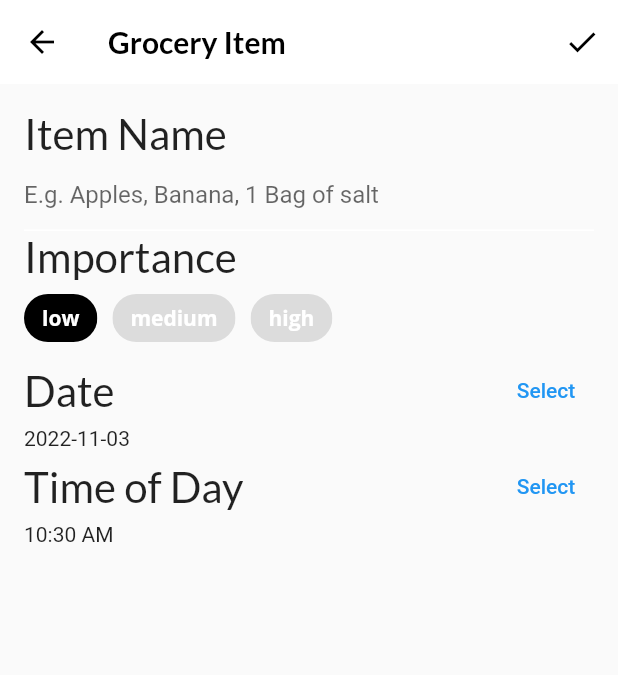
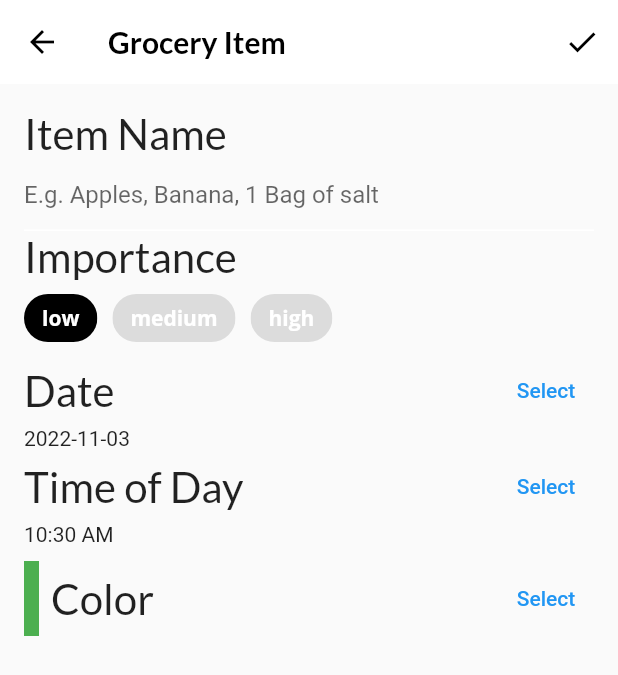
Before and after one commit to NdegwaJulius/Foodlin, a Flutter app: the screen it shows after launch, item 3 of the bottom bar chosen, after a tap on the "add" icon, on a phone screen of 412 x 824 dp. Shown: the top 675 px of the screen. Run offline on Flutter 3.47's test engine with Material 2 defaults, Android fonts, the phone set to English and light mode, and no system bars; our stand-ins replace flutter_colorpicker, google_fonts.

Commit message:
Building the color picker widget

```diff
--- a/lib/screens/grocery_item_screen.dart
+++ b/lib/screens/grocery_item_screen.dart
@@ -1,4 +1,5 @@
 import 'package:flutter/material.dart';
+import 'package:flutter_colorpicker/flutter_colorpicker.dart';
 import 'package:google_fonts/google_fonts.dart';
 import 'package:intl/intl.dart';
 
@@ -103,6 +104,8 @@ class GroceryItemScreenState extends State<GroceryItemScreen> {
             // TODO: Add time picker
             buildTimeField(context),
             // TODO: Add color picker
+            const SizedBox(height: 10.0),
+            buildColorPicker(context),
             // TODO: Add slider
             // TODO: Add Grocery Tile
           ],
@@ -263,6 +266,7 @@ class GroceryItemScreenState extends State<GroceryItemScreen> {
       ],
     );
   }
+
 // TODO: Add buildTimeField()
   Widget buildTimeField(BuildContext context) {
     return Column(
@@ -298,7 +302,62 @@ class GroceryItemScreenState extends State<GroceryItemScreen> {
       ],
     );
   }
+
+// TODO: Add buildColorPicker()
+  Widget buildColorPicker(BuildContext context) {
+    // 1
+    return Row(
+      mainAxisAlignment: MainAxisAlignment.spaceBetween,
+      children: [
+        // 2
+        Row(
+          children: [
+            Container(
+              height: 50.0,
+              width: 10.0,
+              color: _currentColor,
+            ),
+            const SizedBox(width: 8.0),
+            Text(
+              'Color',
+              style: GoogleFonts.lato(fontSize: 28.0),
+            ),
+          ],
+        ),
+        // 3
+        TextButton(
+          child: const Text('Select'),
+          onPressed: () {
+            // 4
+            showDialog(
+              context: context,
+              builder: (context) {
+                // 5
+                return AlertDialog(
+                  content: BlockPicker(
+                    pickerColor: Colors.white,
+                    // 6
+                    onColorChanged: (color) {
+                      setState(() => _currentColor = color);
+                    },
+                  ),
+                  actions: [
+                    // 7
+                    TextButton(
+                      child: const Text('Save'),
+                      onPressed: () {
+                        Navigator.of(context).pop();
+                      },
+                    ),
+                  ],
+                );
+              },
+            );
+          },
+        ),
+      ],
+    );
   }
-// TODO: Add buildColorPicker()
+
 // TODO: Add buildQuantityField()
 }
```
Lines whose indentation alone changed are shown as unchanged.
